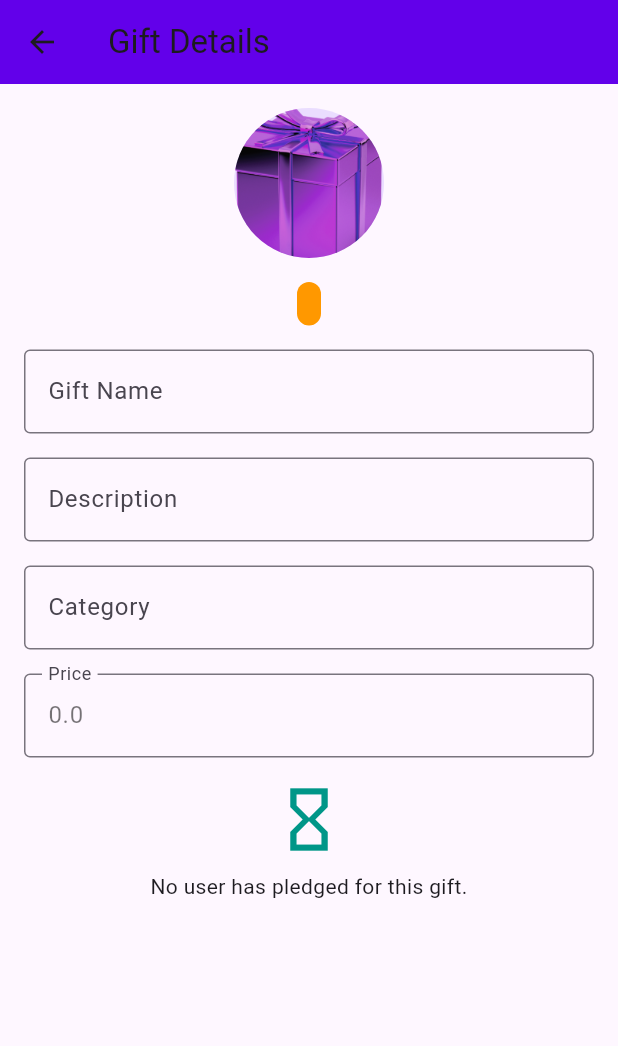
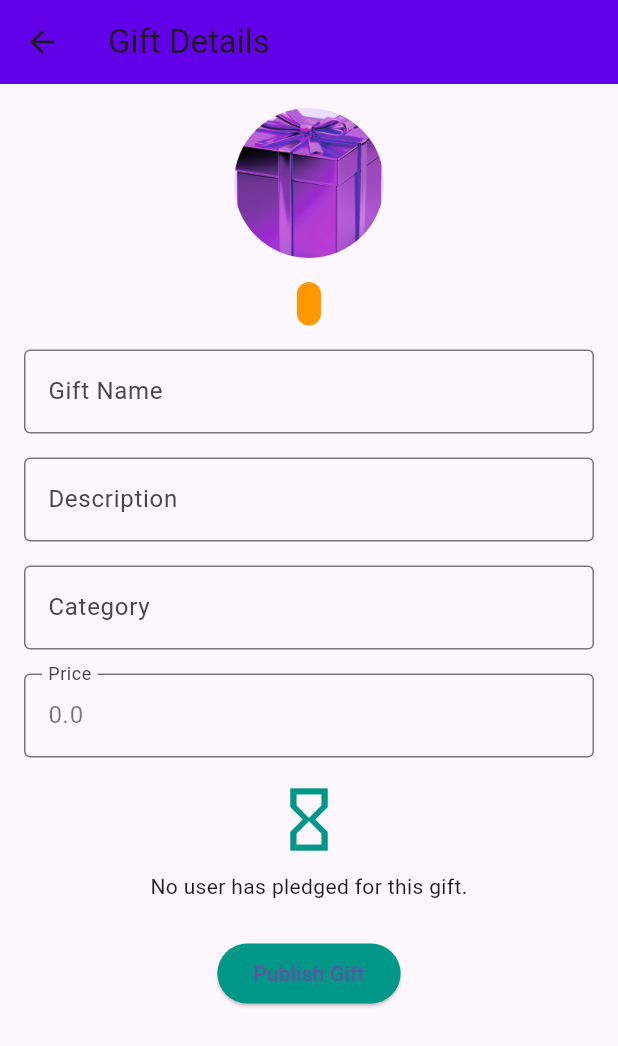
Before and after one commit to adham137/Flutter_Gifting_App, a Flutter app: the GiftDetailsView screen opened directly with empty values, on a phone screen of 412 x 824 dp. Shown: the top 1046 px of the screen. Run offline on Flutter 3.47's test engine with Material 3 defaults, Android fonts, the phone set to English and light mode, and no system bars; our stand-ins replace cloud_firestore, firebase_auth, firebase_core, firebase_database, firebase_messaging, googleapis_auth and 3 more; accounts and stored records are empty; generated files the repository leaves out were written again.

Commit message:
Bug fixes

```diff
--- a/flutter_gifting_app/lib/controllers/controller_event_creation_screen.dart
+++ b/flutter_gifting_app/lib/controllers/controller_event_creation_screen.dart
@@ -27,7 +27,6 @@ class EventController {
       location: locationController.text,
       createdAt: Timestamp.now(), // Current time as a timestamp
     );
-
     // Saves event through the model
     await EventModel.createEvent(event);
     return null; // No errors
--- a/flutter_gifting_app/lib/controllers/controller_gift_details_screen.dart
+++ b/flutter_gifting_app/lib/controllers/controller_gift_details_screen.dart
@@ -87,4 +87,5 @@ class GiftDetailsController {
     await GiftModel.updateGift(_gift.giftId, _gift.toFirestore());
     return true;
   }
+
 }
--- a/flutter_gifting_app/lib/screens/gift_details_screen.dart
+++ b/flutter_gifting_app/lib/screens/gift_details_screen.dart
@@ -9,6 +9,7 @@ import '../utils/colors.dart';
 
 import '../components/image_handler.dart';
 import '../components/friend_card.dart';
+import '../utils/user_manager.dart';
 
 class GiftDetailsView extends StatefulWidget {
   final GiftModel gift;
@@ -99,6 +100,7 @@ class _GiftDetailsViewState extends State<GiftDetailsView> {
               const SizedBox(height: 16),
 
               // FutureBuilder for Pledged User
+              widget.gift.creatorId == UserManager.currentUserId ?
               FutureBuilder<UserModel?>(
                 future: _controller.fetchPledgedUser(),
                 builder: (context, snapshot) {
@@ -111,9 +113,31 @@ class _GiftDetailsViewState extends State<GiftDetailsView> {
                     return FriendCard(user: snapshot.data!);
                   }
                 },
+              ) : const SizedBox() ,
+
+              const SizedBox(height: 24),
+              // Publish Button
+              ElevatedButton(
+                onPressed: () async {
+                  final result = await widget.gift.publishGift();
+                  if (result!) {
+                    ScaffoldMessenger.of(context).showSnackBar(
+                      const SnackBar(content: Text('Gift published successfully!')),
+                    );
+                    Navigator.pop(context);
+                  }else{
+                    ScaffoldMessenger.of(context).showSnackBar(
+                      const SnackBar(content: Text('Error publishing gift. Please try again.')),
+                    );
+                  }
+
+                },
+                child: const Text('Publish Gift'),
+                style: ElevatedButton.styleFrom(backgroundColor: AppColors.secondary),
               ),
 
-              const SizedBox(height: 24),
+              const SizedBox(height: 16),
+
 
               // Save Button (Editable Mode)
               if (widget.isEditable)
--- a/flutter_gifting_app/lib/utils/local_database_controller.dart
+++ b/flutter_gifting_app/lib/utils/local_database_controller.dart
@@ -218,7 +218,11 @@ class DatabaseController {
       );
       // Delete the event from Firestore
       deleteDocumentById(eventId, 'events');
+
       // YOU NEED TO DELETE THE GIFTS ASSOCIATED WITH THE EVENT FROM THE SQLITE AND FIRESTORE
+      for(var gift in await DatabaseController.getGiftsByEventId(eventId)) {
+        await DatabaseController.deleteGift(gift.giftId);
+      }
     } catch (e) {
       print('Error deleting event: $e');
     }
```
Also changed, not shown: flutter_gifting_app/lib/controllers/controller_event_details.dart (+14 -0 lines), flutter_gifting_app/lib/models/event.dart (+11 -5 lines), flutter_gifting_app/lib/models/gift.dart (+11 -5 lines), flutter_gifting_app/lib/screens/event_details.dart (+27 -0 lines), flutter_gifting_app/lib/screens/home_screen.dart (+7 -1 lines).
